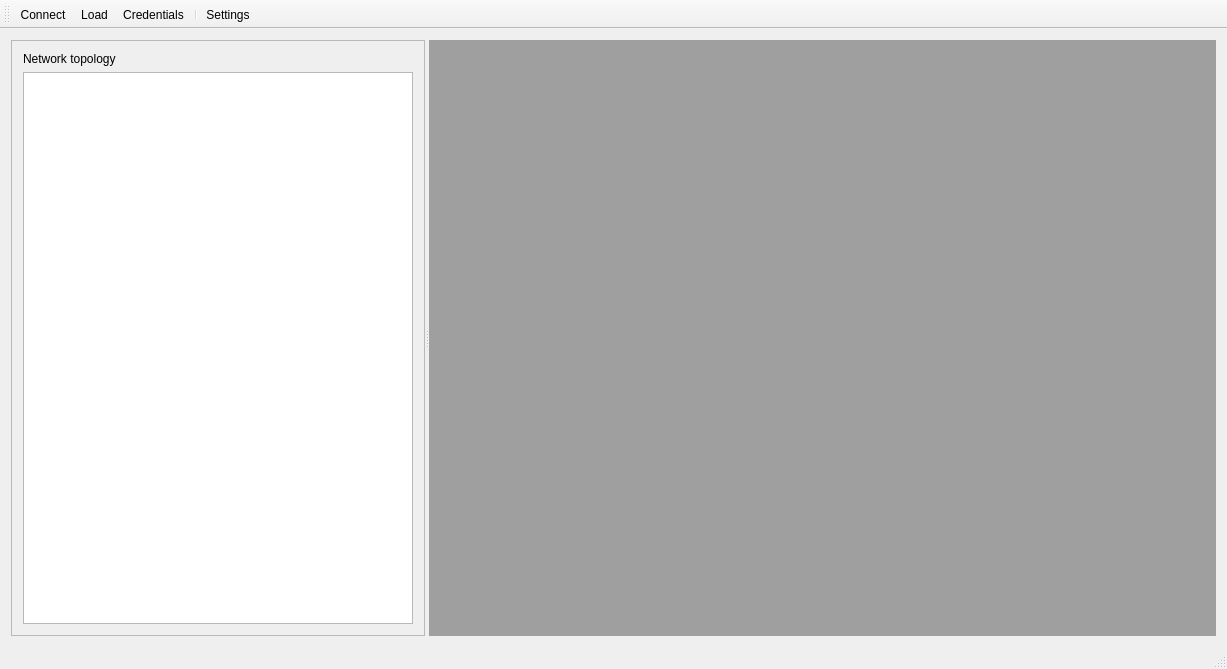
First picture: the form in Forms/MainWindow.ui, repository TarlogicSecurity/PLCTool, before the edit.
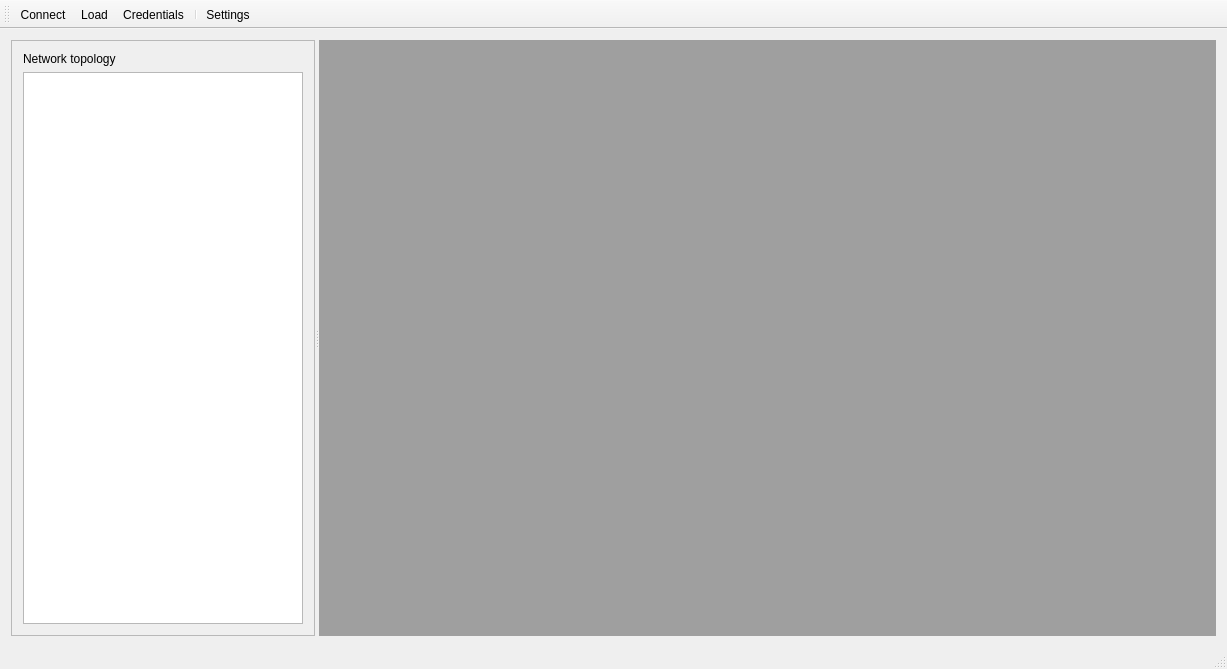
Second picture: the form after the edit.

Diff of the .ui file:
```diff
--- a/Forms/MainWindow.ui
+++ b/Forms/MainWindow.ui
@@ -42,7 +42,19 @@
          </widget>
         </item>
         <item row="1" column="0">
-         <widget class="QTreeView" name="topologyView"/>
+         <widget class="QTreeView" name="topologyView">
+          <property name="font">
+           <font>
+            <family>Cascadia Code PL</family>
+           </font>
+          </property>
+          <property name="sizeAdjustPolicy">
+           <enum>QAbstractScrollArea::AdjustToContentsOnFirstShow</enum>
+          </property>
+          <property name="selectionMode">
+           <enum>QAbstractItemView::SingleSelection</enum>
+          </property>
+         </widget>
         </item>
        </layout>
       </widget>
```
